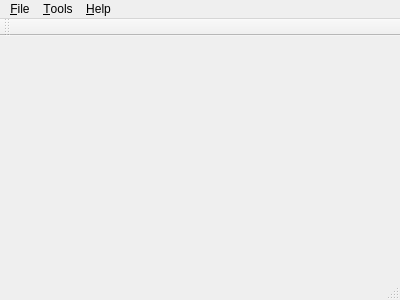
Above: src/mainwindow.ui from openfiber/OpenFiber-master before the change. Below: the same form after it.
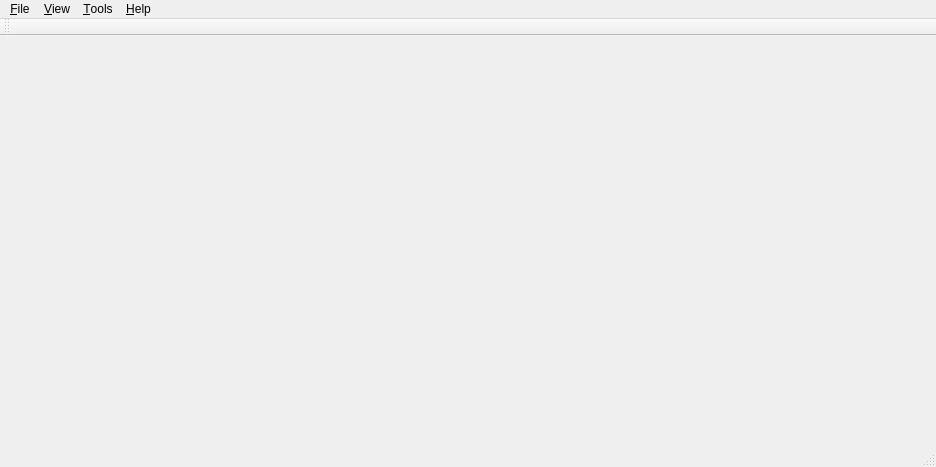
That is the form after the change. Icons and pictures are not drawn.

```diff
--- a/src/mainwindow.ui
+++ b/src/mainwindow.ui
@@ -6,8 +6,8 @@
    <rect>
     <x>0</x>
     <y>0</y>
-    <width>400</width>
-    <height>300</height>
+    <width>936</width>
+    <height>467</height>
    </rect>
   </property>
   <property name="windowTitle">
@@ -19,7 +19,7 @@
     <rect>
      <x>0</x>
      <y>0</y>
-     <width>400</width>
+     <width>936</width>
      <height>21</height>
     </rect>
    </property>
@@ -58,7 +58,16 @@
     <addaction name="separator"/>
     <addaction name="actionAbout"/>
    </widget>
+   <widget class="QMenu" name="menuView">
+    <property name="title">
+     <string>&amp;View</string>
+    </property>
+    <addaction name="actionStatusBar"/>
+    <addaction name="separator"/>
+    <addaction name="actionFullScreen"/>
+   </widget>
    <addaction name="menuFile"/>
+   <addaction name="menuView"/>
    <addaction name="menuTools"/>
    <addaction name="menuHelp"/>
   </widget>
```
Left out of the diff: 40 changed lines with no effect on the pictures.
